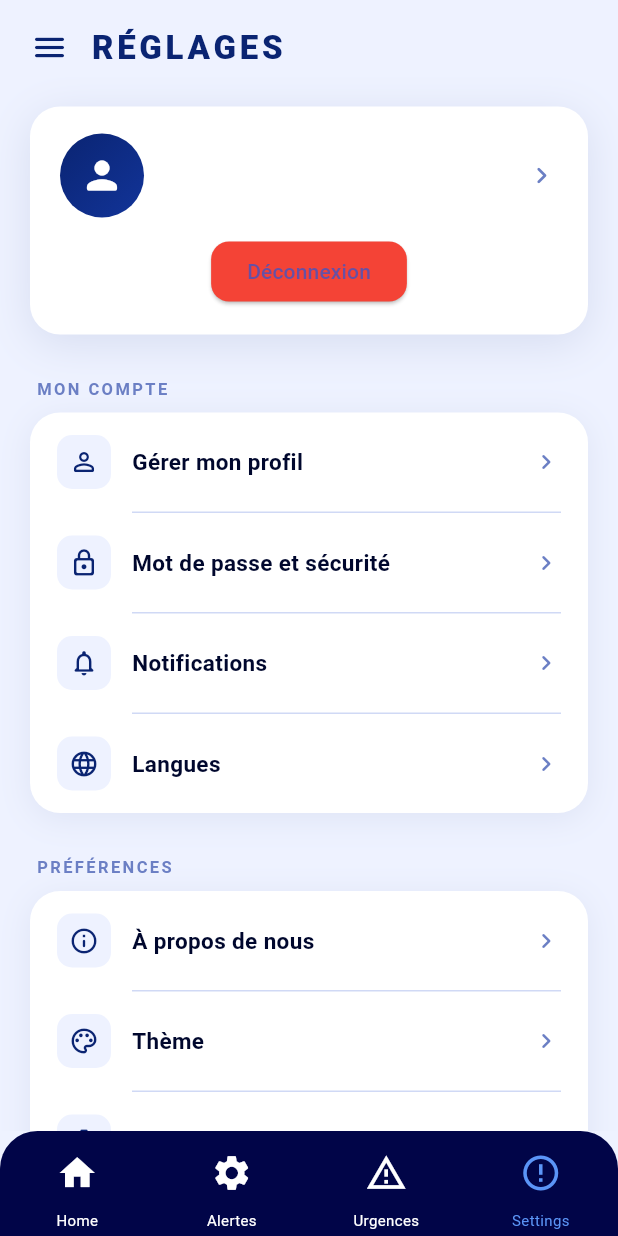
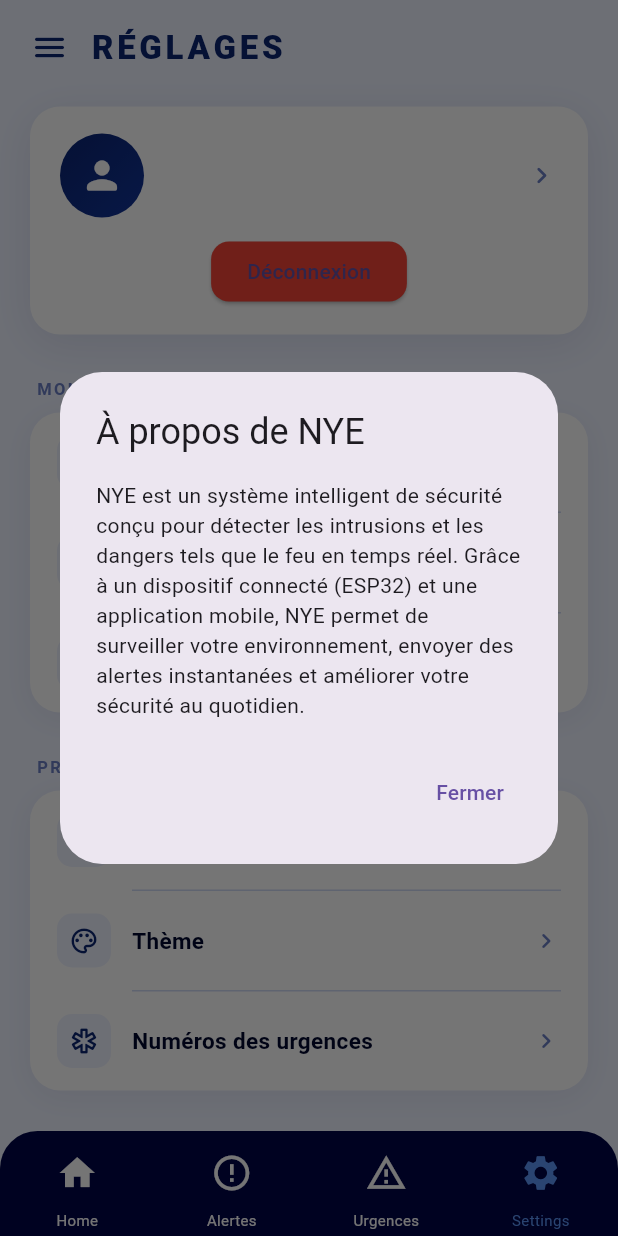
Before and after one commit to buttadiba/NYE, a Flutter app: the NyeHomePage screen opened directly, item 4 of the bottom bar chosen, after a tap on "À propos de nous", on a phone screen of 412 x 824 dp. Run offline on Flutter 3.47's test engine with Material 3 defaults, Android fonts, the phone set to English and light mode, and no system bars; our stand-ins replace flutter_map, geolocator, latlong2, shared_preferences; accounts and stored records are empty; network calls fail.

Commit message:
amelioration de la page settings screen en ajoutant des boites de dialogues

```diff
--- a/nyeprojet/lib/Screens/home.dart
+++ b/nyeprojet/lib/Screens/home.dart
@@ -4,7 +4,8 @@ import 'package:nyeprojet/Screens/login.dart';
 import 'package:nyeprojet/Screens/notification_page.dart';
 import 'package:nyeprojet/Screens/urgence.dart';
 import 'settings_screen.dart'; //
-import '../widgets/nav_bar.dart'; // ton widget nav_bar
+import '../widgets/nav_bar.dart';
+import 'package:http/http.dart' as http;
 
 class NyeHomePage extends StatefulWidget {
   const NyeHomePage({super.key});
@@ -14,6 +15,17 @@ class NyeHomePage extends StatefulWidget {
 }
 
 class _NyeHomePageState extends State<NyeHomePage> {
+  // --- Contrôle de l'ESP (API) active ou désactivée ---
+  Future<void> controlESP(bool isOn) async {
+    final url = isOn ? "http://IP_ESP/api/on" : "http://IP_ESP/api/off";
+
+    try {
+      await http.get(Uri.parse(url));
+    } catch (e) {
+      print("Erreur connexion ESP: $e");
+    }
+  }
+
   Future<void> logout() async {
     final prefs = await SharedPreferences.getInstance();
     await prefs.remove('token');
@@ -74,12 +86,6 @@ class _NyeHomePageState extends State<NyeHomePage> {
         );
         break;
     }
-  }
-
-  void _toggleNyeOpen() {
-    setState(() {
-      _isNyeOpen = !_isNyeOpen;
-    });
   }
 
   void _togglePowerSave(bool newValue) {
@@ -146,7 +152,19 @@ class _NyeHomePageState extends State<NyeHomePage> {
             ),
             const SizedBox(height: 30),
             GestureDetector(
-              onTap: _toggleNyeOpen,
+              // Lorsque l'utilisateur appuie sur le cercle,
+              //on inverse l'état de l'œil et on envoie la requête à l'ESP
+              onTap: () {
+                bool newState = !_isNyeOpen;
+
+                setState(() {
+                  _isNyeOpen = newState;
+                });
+
+                controlESP(
+                  newState,
+                ); // Envoie la requête à l'ESP pour ouvrir ou fermer l'œil
+              },
               child: AnimatedContainer(
                 duration: const Duration(milliseconds: 300),
                 width: 250,
@@ -204,7 +222,7 @@ class _NyeHomePageState extends State<NyeHomePage> {
     );
   }
 
-  // ----------------- Battery Widgets -----------------
+  // ----------------- Batteries Widgets -----------------
   Widget _buildBatteryPercentageCard() {
     return Container(
       padding: const EdgeInsets.symmetric(horizontal: 16, vertical: 12),
@@ -264,17 +282,19 @@ class _NyeHomePageState extends State<NyeHomePage> {
           ),
           const SizedBox(height: 10),
           Row(
-            mainAxisAlignment: MainAxisAlignment.spaceBetween,
             children: [
-              const Text(
-                "Activer le mode économie d'énergie",
-                style: TextStyle(color: Colors.white70),
+              Expanded(
+                child: Text(
+                  "Activer le mode économie d'énergie",
+                  style: TextStyle(color: Colors.white70),
+                ),
               ),
-              Switch(
-                value: _isPowerSaveOn,
-                onChanged: _togglePowerSave,
-                activeThumbColor: Colors.white,
-                activeTrackColor: Colors.blueAccent,
+              Transform.scale(
+                scale: 0.7,
+                child: Switch(
+                  value: _isPowerSaveOn,
+                  onChanged: _togglePowerSave,
+                ),
               ),
             ],
           ),
--- a/nyeprojet/lib/Screens/settings_screen.dart
+++ b/nyeprojet/lib/Screens/settings_screen.dart
@@ -105,7 +105,7 @@ class _SettingsScreenState extends State<SettingsScreen> {
                   const SizedBox(height: 28),
                   const _SectionLabel('Mon compte'),
                   const SizedBox(height: 8),
-                  const _SettingsGroup(
+                  _SettingsGroup(
                     items: [
                       _SettingsTile(
                         icon: Icons.person_outline_rounded,
@@ -115,34 +115,125 @@ class _SettingsScreenState extends State<SettingsScreen> {
                         icon: Icons.lock_outline_rounded,
                         label: 'Mot de passe et sécurité',
                       ),
-                      _SettingsTile(
-                        icon: Icons.notifications_none_rounded,
-                        label: 'Notifications',
-                      ),
+
+                      // Le tile pour choisir la langue de l'application
                       _SettingsTile(
                         icon: Icons.language_rounded,
                         label: 'Langues',
                         isLast: true,
+                        onTap: () {
+                          //afficher la boîte de dialogue pour choisir la langue
+                          showDialog(
+                            context: context,
+                            builder: (context) {
+                              return AlertDialog(
+                                title: const Text("Choisir la langue"),
+                                content: Column(
+                                  mainAxisSize: MainAxisSize.min,
+                                  children: [
+                                    ListTile(
+                                      title: const Text("Français"),
+                                      onTap: () {
+                                        Navigator.pop(context);
+                                      },
+                                    ),
+                                    ListTile(
+                                      title: const Text("English"),
+                                      onTap: () {
+                                        Navigator.pop(context);
+                                      },
+                                    ),
+                                  ],
+                                ),
+                              );
+                            },
+                          );
+                        },
                       ),
                     ],
                   ),
                   const SizedBox(height: 28),
                   const _SectionLabel('Préférences'),
                   const SizedBox(height: 8),
-                  const _SettingsGroup(
+                  _SettingsGroup(
                     items: [
+                      // Le tile pour afficher les informations sur l'application " A propos de nous"
                       _SettingsTile(
                         icon: Icons.info_outline_rounded,
                         label: 'À propos de nous',
+                        onTap: () {
+                          showDialog(
+                            context: context,
+                            builder: (context) {
+                              return AlertDialog(
+                                title: const Text("À propos de NYE"),
+                                content: const Text(
+                                  "NYE est un système intelligent de sécurité conçu pour détecter les intrusions et les dangers tels que le feu en temps réel. "
+                                  "Grâce à un dispositif connecté (ESP32) et une application mobile, NYE permet de surveiller votre environnement, "
+                                  "envoyer des alertes instantanées et améliorer votre sécurité au quotidien.",
+                                ),
+                                actions: [
+                                  TextButton(
+                                    onPressed: () {
+                                      Navigator.pop(context);
+                                    },
+                                    child: const Text("Fermer"),
+                                  ),
+                                ],
+                              );
+                            },
+                          );
+                        },
                       ),
-                      _SettingsTile(
+                      const _SettingsTile(
                         icon: Icons.palette_outlined,
                         label: 'Thème',
                       ),
+                      // numero d urgence tile
                       _SettingsTile(
                         icon: Icons.emergency_outlined,
                         label: 'Numéros des urgences',
                         isLast: true,
+                        onTap: () {
+                          showDialog(
+                            context: context,
+                            builder: (context) {
+                              return AlertDialog(
+                                title: const Text("Numéros d'urgence"),
+                                content: Column(
+                                  mainAxisSize: MainAxisSize.min,
+                                  crossAxisAlignment: CrossAxisAlignment.start,
+                                  children: const [
+                                    Text(
+                                      "En cas d'urgence, vous pouvez contactez rapidement les services suivants :",
+                                      style: TextStyle(fontSize: 13),
+                                    ),
+                                    SizedBox(height: 12),
+
+                                    Text("👮 Police : 80 00 11 25"),
+                                    SizedBox(height: 6),
+
+                                    Text("🚑 Ambulance : 76 29 14 70"),
+                                    SizedBox(height: 6),
+
+                                    Text("🛡 Sécurité : 20 23 95 11"),
+                                    SizedBox(height: 6),
+
+                                    Text("🚒 Pompiers : 20 22 80 81"),
+                                  ],
+                                ),
+                                actions: [
+                                  TextButton(
+                                    onPressed: () {
+                                      Navigator.pop(context);
+                                    },
+                                    child: const Text("Fermer"),
+                                  ),
+                                ],
+                              );
+                            },
+                          );
+                        },
                       ),
                     ],
                   ),
@@ -354,11 +445,13 @@ class _SettingsTile extends StatelessWidget {
   final IconData icon;
   final String label;
   final bool isLast;
+  final VoidCallback? onTap;
 
   const _SettingsTile({
     required this.icon,
     required this.label,
     this.isLast = false,
+    this.onTap,
   });
 
   @override
@@ -366,7 +459,7 @@ class _SettingsTile extends StatelessWidget {
     return Column(
       children: [
         InkWell(
-          onTap: () {},
+          onTap: onTap,
           borderRadius: BorderRadius.vertical(
             top: const Radius.circular(20),
             bottom: isLast ? const Radius.circular(20) : Radius.zero,
--- a/nyeprojet/lib/widgets/nav_bar.dart
+++ b/nyeprojet/lib/widgets/nav_bar.dart
@@ -25,9 +25,9 @@ class NavBar extends StatelessWidget {
         mainAxisAlignment: MainAxisAlignment.spaceAround,
         children: [
           _buildNavItem(Icons.home, 0, "Home"),
-          _buildNavItem(Icons.settings, 1, "Alertes"),
+          _buildNavItem(Icons.error_outline, 1, "Alertes"),
           _buildNavItem(Icons.warning_amber_outlined, 2, "Urgences"),
-          _buildNavItem(Icons.error_outline, 3, "Settings"),
+          _buildNavItem(Icons.settings, 3, "Settings"),
         ],
       ),
     );
```
